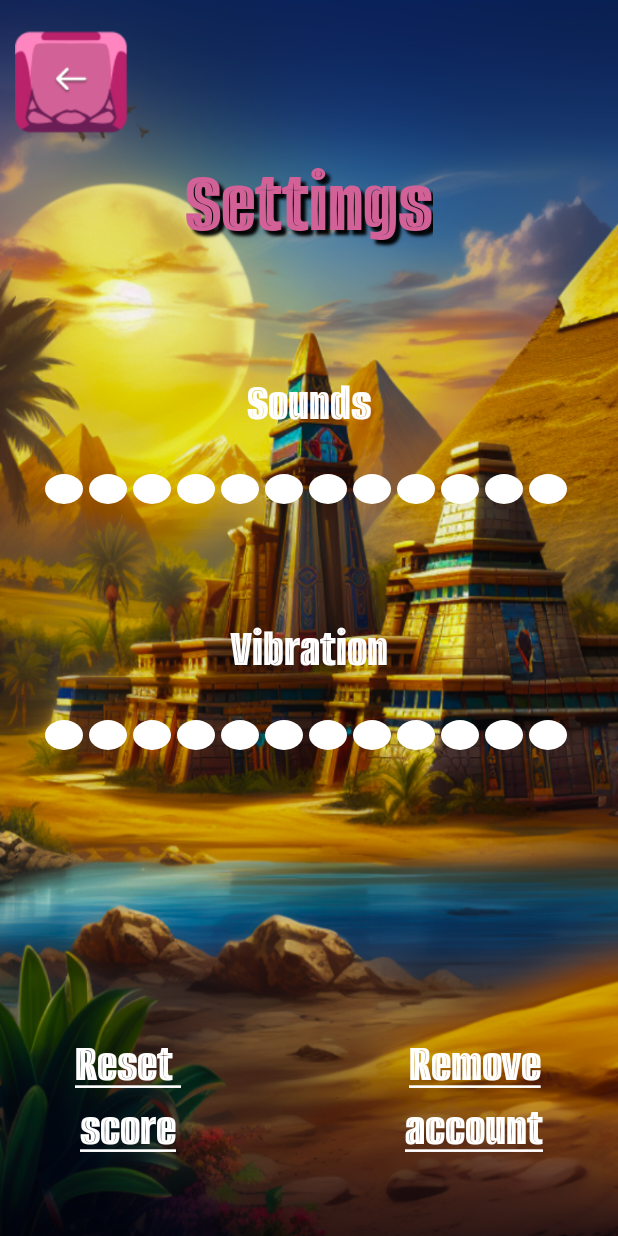
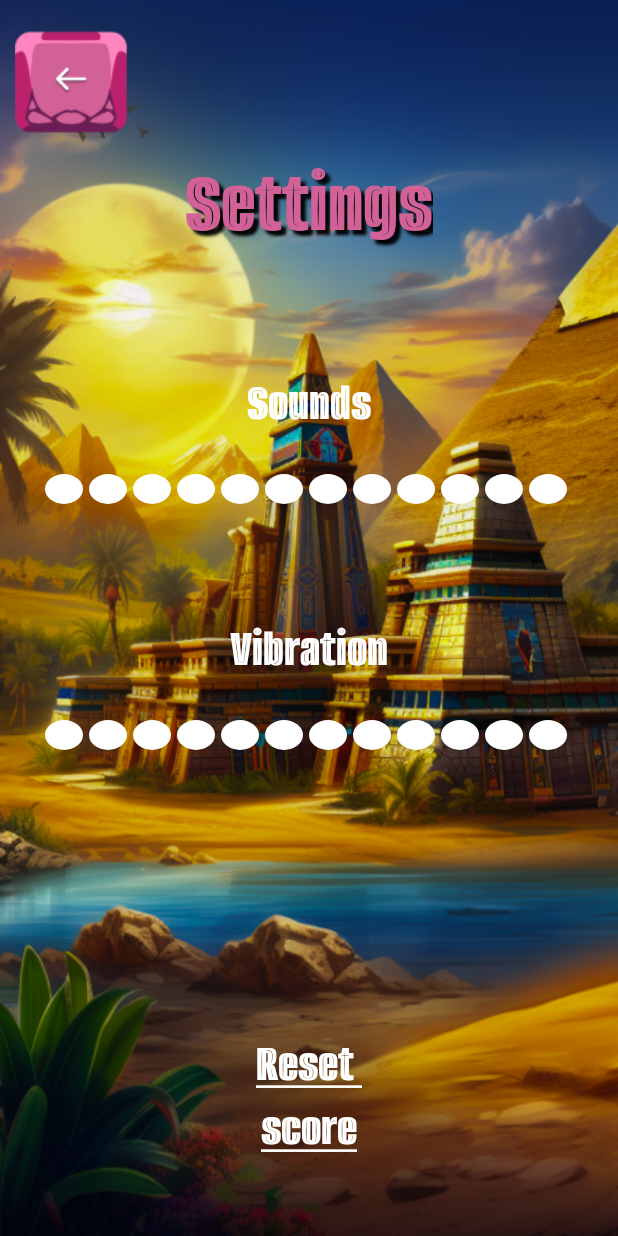
Before and after one commit to V-34-10/Pile-Luck, an Android app: the SettingsActivity screen opened directly, with no data from a screen before it, on a phone screen of 412 x 824 dp. Run offline under Robolectric (Android 15) with nearby library versions, the phone set to English and light mode, and no system bars.

Commit message:
SettingsActivity: delete button removeAccount

```diff
--- a/app/src/main/res/layout/settings_activity.xml
+++ b/app/src/main/res/layout/settings_activity.xml
@@ -130,22 +130,7 @@
         android:textColor="@color/white"
         android:textSize="@dimen/size_textDescription"
         app:layout_constraintBottom_toBottomOf="parent"
+        app:layout_constraintEnd_toEndOf="parent"
         app:layout_constraintStart_toStartOf="parent" />
 
-
-    <TextView
-        android:id="@+id/text_remove_account"
-        android:layout_width="wrap_content"
-        android:layout_height="0dp"
-        android:layout_margin="50dp"
-        android:clickable="true"
-        android:focusable="true"
-        android:fontFamily="@font/alumni_sans_inline_one"
-        android:text="@string/title_remove_account"
-        android:textAlignment="center"
-        android:textColor="@color/white"
-        android:textSize="@dimen/size_textDescription"
-        app:layout_constraintBottom_toBottomOf="parent"
-        app:layout_constraintEnd_toEndOf="parent" />
-
 </androidx.constraintlayout.widget.ConstraintLayout>
```
Also changed, not shown: app/src/main/java/com/pyramidal/luuck/ui/main/settings/SettingsActivity.kt (+0 -11 lines).
